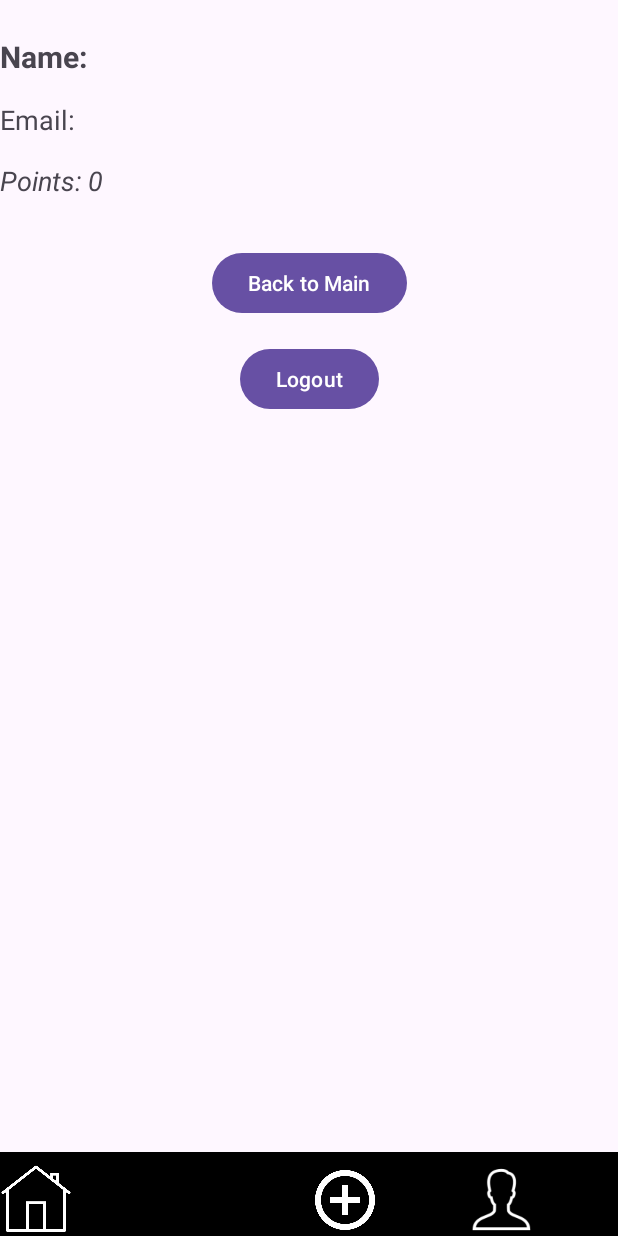
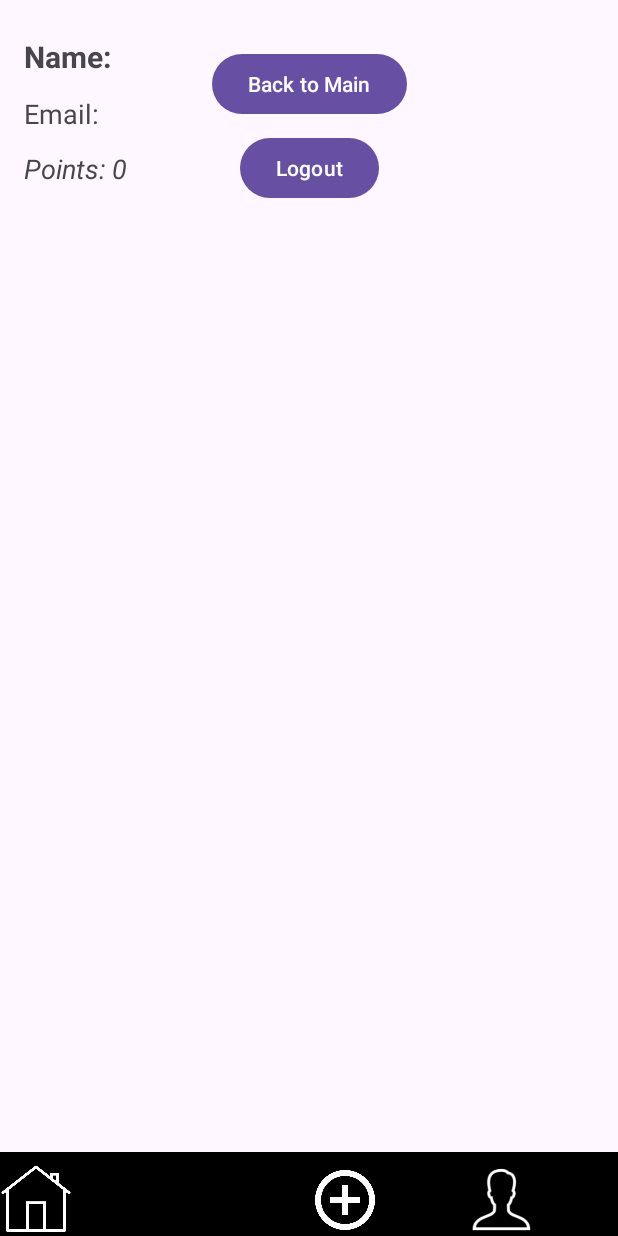
Before and after one commit to wcepress4/RideSharingApp, an Android app: the ProfileActivity screen opened directly, with no data from a screen before it, on a phone screen of 412 x 824 dp. Run offline under Robolectric (Android 15) with nearby library versions, the phone set to English and light mode, and no system bars; our stand-ins replace Firebase (no records; nobody signed in at launch, a user with empty details on screens opened directly).

Commit message:
updated profile activity

```diff
--- a/app/src/main/res/layout/activity_profile.xml
+++ b/app/src/main/res/layout/activity_profile.xml
@@ -17,7 +17,9 @@
         android:textStyle="bold"
         app:layout_constraintTop_toTopOf="parent"
         app:layout_constraintStart_toStartOf="parent"
-        app:layout_constraintEnd_toEndOf="parent" />
+        app:layout_constraintEnd_toEndOf="parent"
+        android:layout_marginStart="16dp"
+        android:layout_marginEnd="16dp" />
 
     <TextView
         android:id="@+id/emailTextView"
@@ -25,10 +27,12 @@
         android:layout_height="wrap_content"
         android:text="Email: "
         android:textSize="18sp"
-        android:layout_marginTop="16dp"
+        android:layout_marginTop="12dp"
         app:layout_constraintTop_toBottomOf="@id/nameTextView"
         app:layout_constraintStart_toStartOf="parent"
-        app:layout_constraintEnd_toEndOf="parent" />
+        app:layout_constraintEnd_toEndOf="parent"
+        android:layout_marginStart="16dp"
+        android:layout_marginEnd="16dp" />
 
     <TextView
         android:id="@+id/pointsTextView"
@@ -37,18 +41,33 @@
         android:text="Points: Loading..."
         android:textSize="18sp"
         android:textStyle="italic"
-        android:layout_marginTop="16dp"
+        android:layout_marginTop="12dp"
         app:layout_constraintTop_toBottomOf="@id/emailTextView"
         app:layout_constraintStart_toStartOf="parent"
-        app:layout_constraintEnd_toEndOf="parent" />
+        app:layout_constraintEnd_toEndOf="parent"
+        android:layout_marginStart="16dp"
+        android:layout_marginEnd="16dp" />
+
+    <!-- RecyclerView for Completed Rides -->
+    <androidx.recyclerview.widget.RecyclerView
+        android:id="@+id/completedRidesRecyclerView"
+        android:layout_width="0dp"
+        android:layout_height="0dp"
+        android:layout_marginTop="16dp"
+        android:layout_marginBottom="16dp"
+        app:layout_constraintTop_toBottomOf="@id/pointsTextView"
+        app:layout_constraintBottom_toTopOf="@id/backButton"
+        app:layout_constraintStart_toStartOf="parent"
+        app:layout_constraintEnd_toEndOf="parent"
+        tools:listitem="@layout/ride_item" />
 
     <Button
         android:id="@+id/backButton"
         android:layout_width="wrap_content"
         android:layout_height="wrap_content"
         android:text="Back to Main"
-        android:layout_marginTop="32dp"
-        app:layout_constraintTop_toBottomOf="@id/pointsTextView"
+        android:layout_marginTop="8dp"
+        app:layout_constraintTop_toBottomOf="@id/completedRidesRecyclerView"
         app:layout_constraintStart_toStartOf="parent"
         app:layout_constraintEnd_toEndOf="parent" />
 
@@ -57,7 +76,7 @@
         android:layout_width="wrap_content"
         android:layout_height="wrap_content"
         android:text="Logout"
-        android:layout_marginTop="16dp"
+        android:layout_marginTop="8dp"
         app:layout_constraintTop_toBottomOf="@id/backButton"
         app:layout_constraintStart_toStartOf="parent"
         app:layout_constraintEnd_toEndOf="parent" />
```
